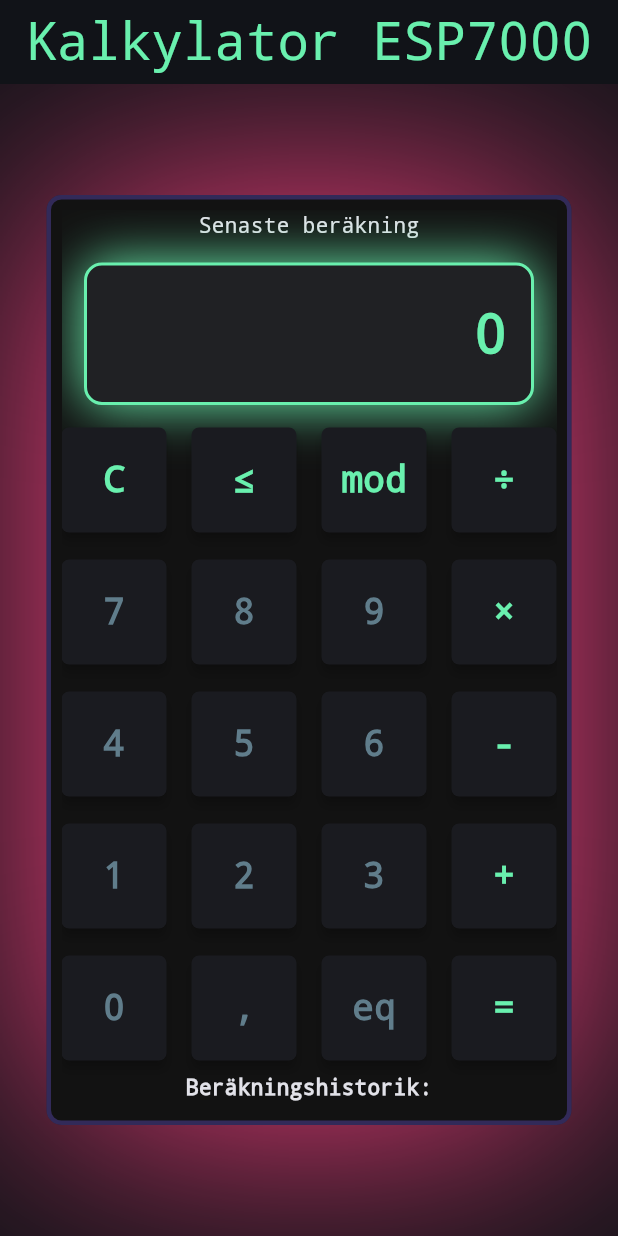
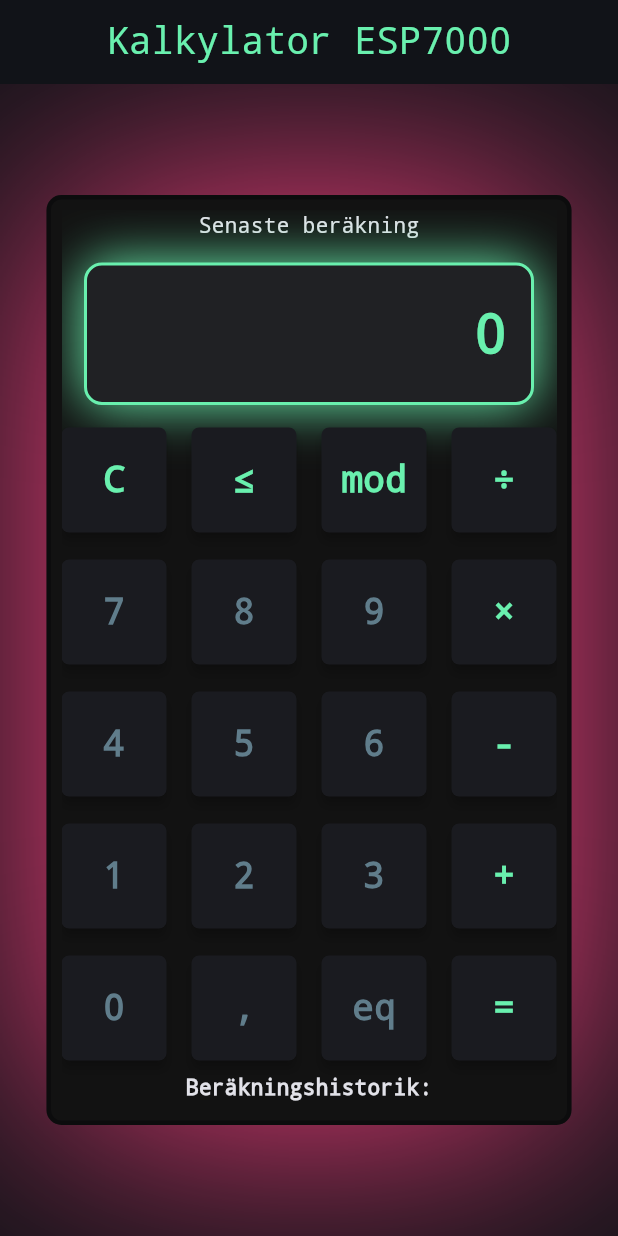
Before and after one commit to kyledies/flutterCalculator, a Flutter app: the screen it shows after launch, on a phone screen of 412 x 824 dp. Run offline on Flutter 3.47's test engine with Material 3 defaults, Android fonts, the phone set to English and light mode, and no system bars; our stand-ins replace loading_animation_widget; missing offline and left inert: expressions.

Commit message:
miniräknare ESP7000

```diff
--- a/lib/app.dart
+++ b/lib/app.dart
@@ -26,7 +26,7 @@ class StartPage extends StatelessWidget {
       appBar: AppBar(
         centerTitle: true,
         title: const Text('Kalkylator ESP7000',
-        style: TextStyle(fontSize: 35, color: Colors.greenAccent)
+        style: TextStyle(fontSize: 25, color: Colors.greenAccent)
         ),
       ),
       body: Center(
--- a/lib/theme/app_theme.dart
+++ b/lib/theme/app_theme.dart
@@ -9,11 +9,12 @@ class AppTheme { //Klass för att hantera tema
       fontFamily: 'serif', //std font för light mode
       colorScheme: ColorScheme.fromSeed(
         seedColor: seedColor), //grundfärg för temat
+        brightness: Brightness.light,
       useMaterial3: true,
     );
   }
 
-  // (Valfritt) mörkt tema också, om du vill bygga vidare
+  // (Valfritt) mörkt tema
   static ThemeData get darkTheme {
     return ThemeData(
       fontFamily: 'monospace', //std font för dark mode
--- a/lib/utils/operation_helper.dart
+++ b/lib/utils/operation_helper.dart
@@ -17,7 +17,7 @@ dynamic extractResultFromString(String displayExpression) {
   try {
     final parsedExpression = Expression.parse(expression);
     const evaluator = ExpressionEvaluator();
-    final result = evaluator.eval(parsedExpression, const {});
+    final result = evaluator.eval(parsedExpression, const {});// + 4;
 
     if (result is num) {
       return result;
--- a/lib/widgets/calculator_layout.dart
+++ b/lib/widgets/calculator_layout.dart
@@ -3,7 +3,8 @@ import 'package:flutter_calculator/utils/operation_helper.dart';
 //import 'calc_button.dart'; // importerar knapp-widget
 import 'calculator_display.dart'; //importerar display-widget
 import 'keypad.dart'; // importerar keypad-widget
-
+import 'package:loading_animation_widget/loading_animation_widget.dart';
+import 'dart:math';
 //Stateful widget för att hantera displayens tillstånd genom uppdatering av _displayValue
 class CalculatorLayout extends StatefulWidget {
   const CalculatorLayout({super.key});
@@ -12,15 +13,15 @@ class CalculatorLayout extends StatefulWidget {
   State<CalculatorLayout> createState() => _CalculatorLayoutState(); //_CalculatorLayoutState hanterar tillståndet
 }
 
-  /*Nedan - Hanterar tillståndet för displayen.
+/*MIN STATE nedan - Hanterar tillståndet för displayen.
   När knapp trycks (onPressed) uppdateras displayens värde via _onButtonPressed funktion nedan
   setState -> triggar ombyggnad av widget med nytt värde
-
   */
 class _CalculatorLayoutState extends State<CalculatorLayout> {
   String _displayValue = '0'; // värde som kan ändras, initialt '0'
   final List<String> _history = []; //lista för historik
   String _lastExpression = ''; //Senaste uttrycket för print i UI
+  bool _isCalculating = false; //för simulerad väntetid med animering
 
   // referenser onDigitPressed, onClearPressed och onEqualsPressed i keypad pekar mot funktioner nedan
 
@@ -34,6 +35,7 @@ class CalculatorLayout extends StatefulWidget {
       }
     });
   }
+
   // Rensar display - Sätter värde i sträng till '0'
   void _onClearPressed() {
     setState(() {
@@ -43,21 +45,48 @@ class CalculatorLayout extends StatefulWidget {
   }
 
   //Här evalueras uttryck i display mha operation_helper (expressions-paket)
-    void _onEqualsPressed() {
+  Future<void> _onEqualsPressed() async {
     final expression = _displayValue;
 
+    setState(() {
+      _isCalculating = true; //för animering vid beräkning
+    });
+
     try {
+      // simulerad slumpad väntetid för att köra animering
+       final random = Random();
+      final ms = 900 + random.nextInt(1500);
+      await Future.delayed(Duration(milliseconds: ms));
+
       final result = extractResultFromString(expression);
+      if (result.toString() == 'Infinity' || result.toString() == '-Infinity') {
+        setState(() {
+        _displayValue = 'Div med 0!';
+        _lastExpression = expression;
+        // Lägg ev. inte till i historik, eller gör en egen rad
+        _history.insert(0, '>> $expression = DIV/0');
+        });
+        return; // avslut
+      }
       final resultString = '$expression = $result';
 
       setState(() {
         _displayValue = result.toString(); // Skriver ut resultat i display
-          _history.insert(0, resultString); // Beräkning läggs till ÖVERST i historik
+        _history.insert(
+          0,
+          '>> $resultString',
+        ); // Beräkning läggs till ÖVERST i historik
         _lastExpression = expression; // Senaste uttrycket
       });
-      } catch (e) { //error fångat från operation_helper.dart (rethrow "får hit det")
+    } catch (e) {
+      //error fångat från operation_helper.dart (rethrow "får hit det")
       setState(() {
         _displayValue = 'Error'; // Felmeddelande vid fel
+      });
+    }
+    finally {
+      setState(() {
+        _isCalculating = false; //await klar, animering slutar
       });
     }
   }
@@ -72,30 +101,32 @@ class CalculatorLayout extends StatefulWidget {
       decoration: BoxDecoration(
         color: const Color(0xFF121212),
         borderRadius: BorderRadius.circular(10),
-        border: Border.all(color: const Color.fromARGB(88, 112, 87, 224), width: 3),
+        border: Border.all(color: const Color.fromARGB(87, 1, 1, 4), width: 3),
         boxShadow: const [
           BoxShadow(
             blurRadius: 175,
-            offset: Offset(0,0),
+            offset: Offset(0, 0),
             color: Colors.pinkAccent,
-          )
-        ]
+          ),
+        ],
       ),
 
-      child: SingleChildScrollView(
+      child: Stack(
+        children: [
+          //Vanliga vyn
+          SingleChildScrollView(
             child: Center(
               child: Column(
                 children: [
                   if (_lastExpression.isNotEmpty)
-              Text(
-                _lastExpression
-                )
+                    Text(_lastExpression)
                   else
-                const Text(
-                  'Senaste beräkning'
-                ),
-              CalculatorDisplay(value: _displayValue), //Margin ligger i display-widget
-              KeyPadLayout( //Skickar in callbacks för knapptryckningar: onDigitPressed pekar mot _onButtonPressed o.s.v.
+                    const Text('Senaste beräkning'),
+                  CalculatorDisplay(
+                    value: _displayValue,
+                  ), //Margin ligger i display-widget
+                  KeyPadLayout(
+                    //Skickar in callbacks för knapptryckningar: onDigitPressed pekar mot _onButtonPressed o.s.v.
                     onDigitPressed: _onButtonPressed,
                     onClearPressed: _onClearPressed,
                     onEqualsPressed: _onEqualsPressed,
@@ -104,8 +135,7 @@ class CalculatorLayout extends StatefulWidget {
                   //Visar historik nedan
                   Text(
                     'Beräkningshistorik:',
-                style: TextStyle(
-                  fontWeight: FontWeight.bold),
+                    style: TextStyle(fontWeight: FontWeight.bold),
                     //color: Colors.pinkAccent),
                   ),
                   const SizedBox(height: 8),
@@ -119,6 +149,19 @@ class CalculatorLayout extends StatefulWidget {
               ),
             ),
           ),
+          //VID BERÄKNING visas detta
+          if (_isCalculating)
+            Container(
+              color: Colors.black54, // halvtransparent
+              child: Center(
+                child: LoadingAnimationWidget.newtonCradle(
+                  color: Colors.yellowAccent,
+                  size: 260,
+                ),
+              ),
+            ),
+        ],
+      ),
     );
   }
 }
--- a/lib/widgets/keypad.dart
+++ b/lib/widgets/keypad.dart
@@ -3,7 +3,7 @@ import 'package:flutter/material.dart';
 import 'calc_button.dart';
 
 class KeyPadLayout extends StatelessWidget {
-  final void Function(String) onDigitPressed; // Keypad widget förväntar två funktioner från förälder
+  final void Function(String) onDigitPressed; // Keypad widget förväntar tre funktioner från förälder
   final VoidCallback onClearPressed;
   final VoidCallback onEqualsPressed;
 
@@ -29,7 +29,7 @@ class KeyPadLayout extends StatelessWidget {
             CalcButton(
               label: 'C',
               textColor: Colors.greenAccent,
-              onPressed: onClearPressed, //_onButtonPressed('1') från förälder skickas med
+              onPressed: onClearPressed, //_onClearPressed från förälder skickas med
             ),
             CalcButton(
               label: '≤',
--- a/pubspec.yaml
+++ b/pubspec.yaml
@@ -31,6 +31,7 @@ dependencies:
   flutter:
     sdk: flutter
   expressions: ^0.2.5+3
+  loading_animation_widget: ^1.2.0
 
 
   # The following adds the Cupertino Icons font to your application.
```
Also changed, not shown: pubspec.lock, 1 other file. Lines whose indentation alone changed are shown as unchanged.
